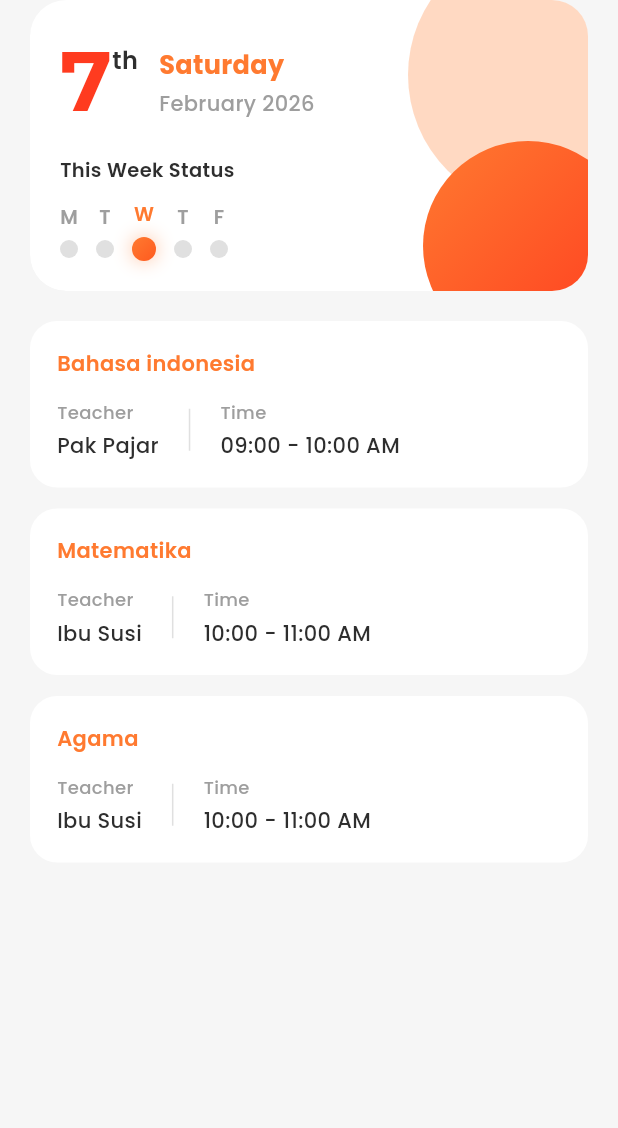
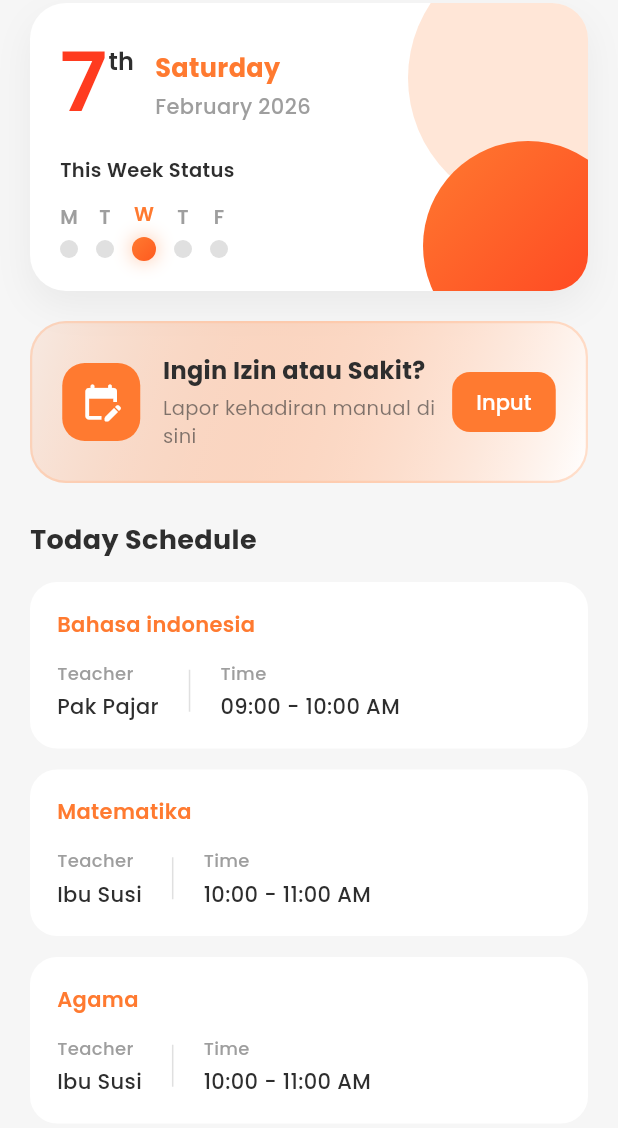
Before and after one commit to satriafitra/PROJECT-ABSENSI-SISWA-UJIKOM-FE, a Flutter app: the HomePage screen opened directly, on a phone screen of 412 x 824 dp. Shown: the top 1128 px of the screen. Run offline on Flutter 3.47's test engine with Material 3 defaults, Android fonts, the phone set to English and light mode, and no system bars; our stand-ins replace quickalert, shared_preferences; missing offline and left inert: mobile_scanner; accounts and stored records are empty; project files that could hold a hidden picture were left out.

Commit message:
ui input manual

```diff
--- a/lib/pages/home_absensi.dart
+++ b/lib/pages/home_absensi.dart
@@ -1,8 +1,8 @@
 import 'package:flutter/material.dart';
-import 'package:intl/intl.dart'; // Import untuk format tanggal
+import 'package:intl/intl.dart';
 import '../widgets/schedule_card.dart';
 import '../widgets/week_status.dart';
-import '../widgets/curve_clipper.dart';
+import '../widgets/curve_clipper.dart'; // Tetap ada jika diperlukan di file lain
 
 const orangeMain = Color(0xFFFF7A30);
 const orangeSoft = Color(0xFFFFC09A);
@@ -13,11 +13,8 @@ const textDark = Color(0xFF2E2E2E);
 class HomePage extends StatelessWidget {
   const HomePage({super.key});
 
-  // Fungsi untuk mendapatkan akhiran tanggal (st, nd, rd, th)
   String _getDaySuffix(int day) {
-    if (day >= 11 && day <= 13) {
-      return 'th';
-    }
+    if (day >= 11 && day <= 13) return 'th';
     switch (day % 10) {
       case 1:
         return 'st';
@@ -32,19 +29,45 @@ class HomePage extends StatelessWidget {
 
   @override
   Widget build(BuildContext context) {
-    // Inisialisasi data waktu real-time
     final DateTime now = DateTime.now();
-    final String dayNumber = DateFormat('d').format(now); // Tanggal (1, 2, 3...)
-    final String dayName = DateFormat('EEEE').format(now); // Nama Hari (Tuesday...)
-    final String monthYear = DateFormat('MMMM yyyy').format(now); // Bulan & Tahun
-    final String suffix = _getDaySuffix(now.day); // Suffix (st, nd, rd, th)
+    final String dayNumber = DateFormat('d').format(now);
+    final String dayName = DateFormat('EEEE').format(now);
+    final String monthYear = DateFormat('MMMM yyyy').format(now);
+    final String suffix = _getDaySuffix(now.day);
 
-    return SafeArea(
+    return Scaffold(
+      // Menambahkan Scaffold agar background konsisten
+      body: SafeArea(
         child: ListView(
-        padding: const EdgeInsets.symmetric(horizontal: 20),
+          padding: const EdgeInsets.only(
+            left: 20,
+            right: 20,
+            top: 2, // 👈 kecilkan
+            bottom: 20,
+          ),
           children: [
+            // 1. Card Tanggal & Week Status
             _dateCard(dayNumber, suffix, dayName, monthYear),
+
             const SizedBox(height: 20),
+
+            // 2. Card Input Manual (Izin/Sakit) - POSISI BARU
+            _permissionCard(context),
+
+            const SizedBox(height: 25),
+
+            // Header untuk List View
+            const Text(
+              "Today Schedule",
+              style: TextStyle(
+                fontSize: 18,
+                fontWeight: FontWeight.bold,
+                color: textDark,
+              ),
+            ),
+            const SizedBox(height: 15),
+
+            // 3. List View Jadwal
             const ScheduleCard(
               subject: "Bahasa indonesia",
               teacher: "Pak Pajar",
@@ -62,26 +85,103 @@ class HomePage extends StatelessWidget {
             ),
           ],
         ),
+      ),
     );
   }
 
-  Widget _dateCard(String day, String suffix, String dayName, String monthYear) {
-    return ClipRRect(
+  // Widget Baru: Permission Card
+  Widget _permissionCard(BuildContext context) {
+    return Container(
+      width: double.infinity,
+      padding: const EdgeInsets.all(20),
+      decoration: BoxDecoration(
+        gradient: LinearGradient(
+          colors: [orangeMain.withOpacity(0.1), Colors.white],
+          begin: Alignment.topLeft,
+          end: Alignment.bottomRight,
+        ),
         borderRadius: BorderRadius.circular(24),
-      child: Container(
+        border: Border.all(color: orangeSoft.withOpacity(0.5), width: 1.5),
+      ),
+      child: Row(
+        children: [
+          // Icon Section
+          Container(
+            padding: const EdgeInsets.all(12),
             decoration: BoxDecoration(
-          color: Colors.white,
-          boxShadow: [
-            BoxShadow(
-              blurRadius: 24,
-              offset: const Offset(0, 10),
-              color: Colors.black.withOpacity(.08),
+              color: orangeMain,
+              borderRadius: BorderRadius.circular(15),
+            ),
+            child: const Icon(Icons.edit_calendar_rounded,
+                color: Colors.white, size: 28),
+          ),
+          const SizedBox(width: 15),
+
+          // Text Section
+          Expanded(
+            child: Column(
+              crossAxisAlignment: CrossAxisAlignment.start,
+              children: [
+                const Text(
+                  "Ingin Izin atau Sakit?",
+                  style: TextStyle(
+                    fontSize: 16,
+                    fontWeight: FontWeight.bold,
+                    color: textDark,
+                  ),
+                ),
+                const SizedBox(height: 4),
+                Text(
+                  "Lapor kehadiran manual di sini",
+                  style: TextStyle(
+                    fontSize: 13,
+                    color: textDark.withOpacity(0.6),
+                  ),
                 ),
               ],
             ),
+          ),
+
+          // Button Section
+          ElevatedButton(
+            onPressed: () {
+              // Tambahkan navigasi ke form input manual di sini
+            },
+            style: ElevatedButton.styleFrom(
+              backgroundColor: orangeMain,
+              foregroundColor: Colors.white,
+              shape: RoundedRectangleBorder(
+                borderRadius: BorderRadius.circular(12),
+              ),
+              padding: const EdgeInsets.symmetric(horizontal: 16, vertical: 8),
+              elevation: 0,
+            ),
+            child: const Text("Input"),
+          ),
+        ],
+      ),
+    );
+  }
+
+  Widget _dateCard(
+      String day, String suffix, String dayName, String monthYear) {
+    return Container(
+      // Menghapus ClipRRect dan menggunakan Container decoration untuk shadow lebih halus
+      decoration: BoxDecoration(
+        color: Colors.white,
+        borderRadius: BorderRadius.circular(24),
+        boxShadow: [
+          BoxShadow(
+            blurRadius: 20,
+            offset: const Offset(0, 10),
+            color: Colors.black.withOpacity(.05),
+          ),
+        ],
+      ),
+      child: ClipRRect(
+        borderRadius: BorderRadius.circular(24),
         child: Stack(
           children: [
-            /// BIG SOFT ORANGE CIRCLE
             Positioned(
               right: -60,
               top: -40,
@@ -90,12 +190,10 @@ class HomePage extends StatelessWidget {
                 height: 180,
                 decoration: BoxDecoration(
                   shape: BoxShape.circle,
-                  color: orangeSoft.withOpacity(.6),
+                  color: orangeSoft.withOpacity(.4),
                 ),
               ),
             ),
-
-            /// MAIN ORANGE GRADIENT CIRCLE
             Positioned(
               right: -30,
               bottom: -40,
@@ -112,8 +210,6 @@ class HomePage extends StatelessWidget {
                 ),
               ),
             ),
-
-            /// CARD CONTENT
             Padding(
               padding: const EdgeInsets.all(20),
               child: Column(
@@ -126,9 +222,8 @@ class HomePage extends StatelessWidget {
                         text: TextSpan(
                           children: [
                             TextSpan(
-                              text: day, // Menggunakan data real-time
+                              text: day,
                               style: const TextStyle(
-                                fontFamily: "Montserrat",
                                 fontSize: 56,
                                 fontWeight: FontWeight.w700,
                                 color: orangeDark,
@@ -138,7 +233,7 @@ class HomePage extends StatelessWidget {
                               child: Transform.translate(
                                 offset: const Offset(0, -25),
                                 child: Text(
-                                  suffix, // Menggunakan suffix real-time
+                                  suffix,
                                   style: const TextStyle(
                                     fontSize: 16,
                                     fontWeight: FontWeight.w600,
@@ -157,7 +252,7 @@ class HomePage extends StatelessWidget {
                           crossAxisAlignment: CrossAxisAlignment.start,
                           children: [
                             Text(
-                              dayName, // Nama hari real-time
+                              dayName,
                               style: const TextStyle(
                                 fontSize: 17,
                                 fontWeight: FontWeight.w700,
@@ -166,7 +261,7 @@ class HomePage extends StatelessWidget {
                             ),
                             const SizedBox(height: 4),
                             Text(
-                              monthYear, // Bulan dan tahun real-time
+                              monthYear,
                               style: const TextStyle(
                                 fontSize: 14,
                                 fontWeight: FontWeight.w500,
--- a/lib/services/api_services.dart
+++ b/lib/services/api_services.dart
@@ -2,7 +2,7 @@ import 'dart:convert';
 import 'package:http/http.dart' as http;
 
 class ApiService {
-  static const String baseUrl = 'https://6c29-202-46-68-134.ngrok-free.app/api';
+  static const String baseUrl = 'https://519d-202-46-68-134.ngrok-free.app/api';
   // ⚠ ganti IP kalau pakai HP
 
   static Future<Map<String, dynamic>> loginSiswa(
```
Lines whose indentation alone changed are shown as unchanged.
